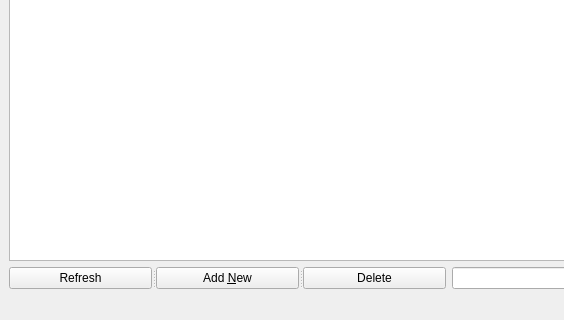
Before: the Qt Designer form showtablewin.ui in lbase/revnotes, drawn with Qt 5; both pictures show x 0 to 564 and y 326 to 646 of the 898 by 646 pixel window.
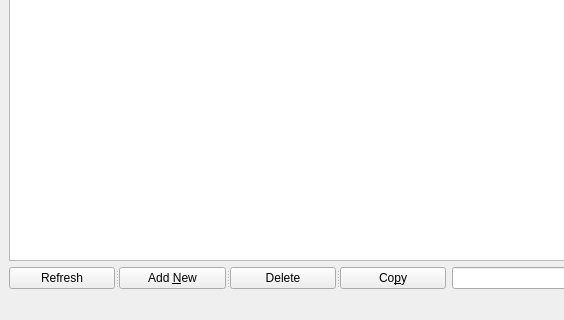
After: the same form once the commit is applied.

Diff of the .ui file:
```diff
--- a/showtablewin.ui
+++ b/showtablewin.ui
@@ -72,6 +72,11 @@
         <string>Delete</string>
        </property>
       </widget>
+      <widget class="QPushButton" name="btnCopy">
+       <property name="text">
+        <string>Co&amp;py</string>
+       </property>
+      </widget>
      </widget>
     </item>
     <item row="1" column="1">
```
